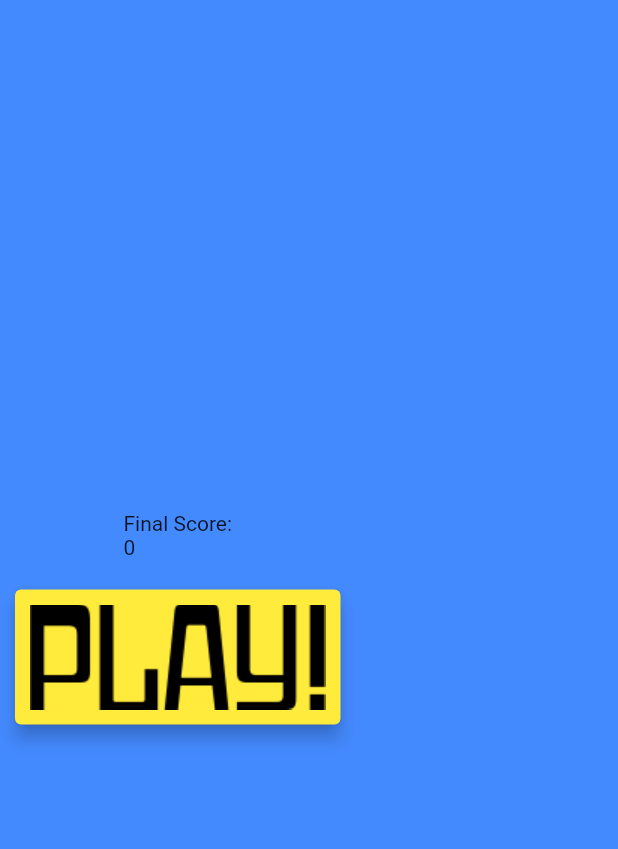
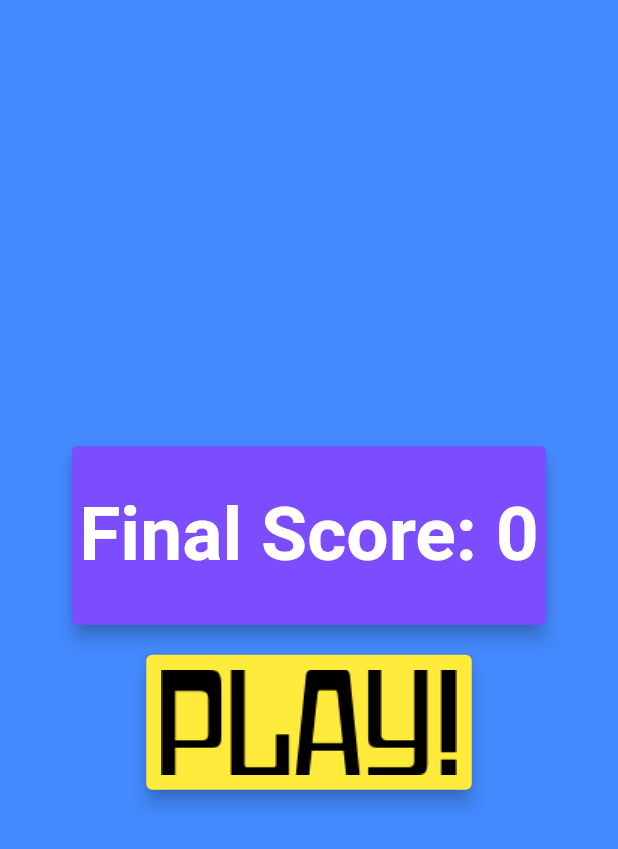
Before and after one commit to mlg389/JeopardyLeopardy, a Flutter app: the EndScreen screen opened directly, on a phone screen of 412 x 824 dp. Shown: the top 849 px of the screen. Run offline on Flutter 3.47's test engine with Material 2 defaults, Android fonts, the phone set to English and light mode, and no system bars.

Commit message:
cleans up end game screen

```diff
--- a/lib/endScreenPage.dart
+++ b/lib/endScreenPage.dart
@@ -1,5 +1,6 @@
 import 'package:flutter/material.dart';
 import 'main.dart';
+import 'TopicsWidget.dart';
 
 class EndScreen extends StatelessWidget {
   EndScreen({Key key, this.score}) : super(key: key);
@@ -8,13 +9,12 @@ class EndScreen extends StatelessWidget {
   @override
   Widget build(BuildContext context) {
     return Scaffold(
-      body: Column(
+      body: Center(
+        child: Column(
             mainAxisAlignment: MainAxisAlignment.center,
             children: <Widget>[
-            Padding(
-              padding: const EdgeInsets.all(10),
-              child: Text("Final Score:\n" + score.toString()),
-            ),
+              TopicsWidget(
+                  topic: 'Final Score: ' + score.toString(), fontSize: 50),
               GestureDetector(
                 onTap: () => Navigator.push(
                     context, MaterialPageRoute(builder: (context) => MyApp())),
@@ -31,6 +31,7 @@ class EndScreen extends StatelessWidget {
                 ),
               ),
             ]),
+      ),
       backgroundColor: Colors.blueAccent,
     );
   }
```
Lines whose indentation alone changed are shown as unchanged.
